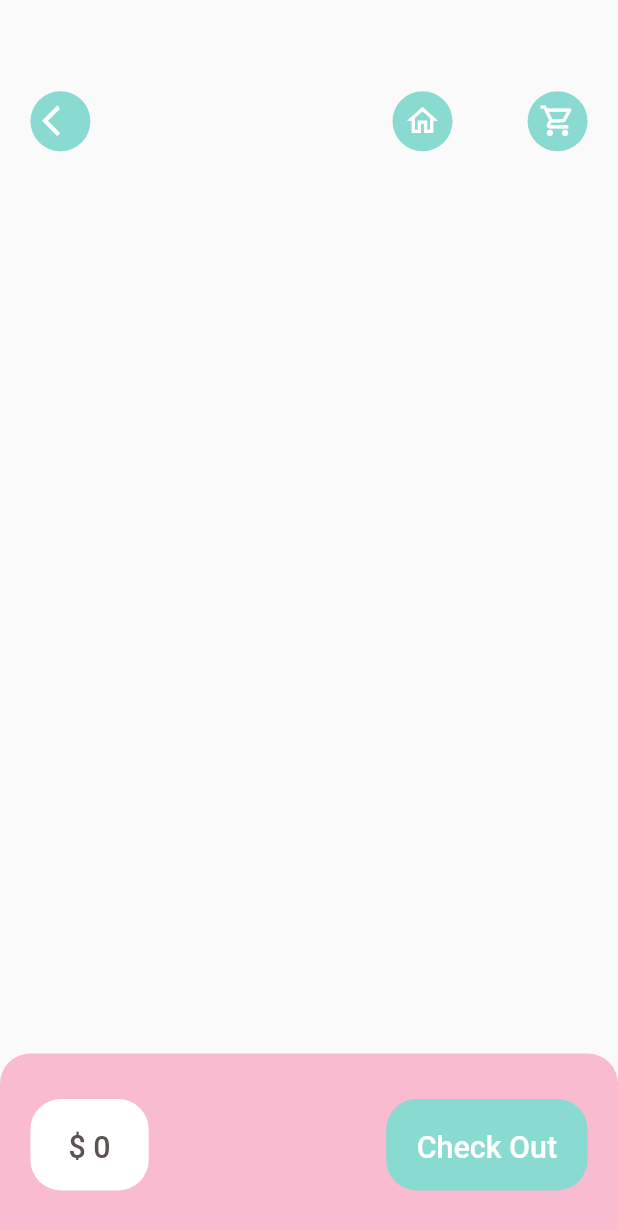
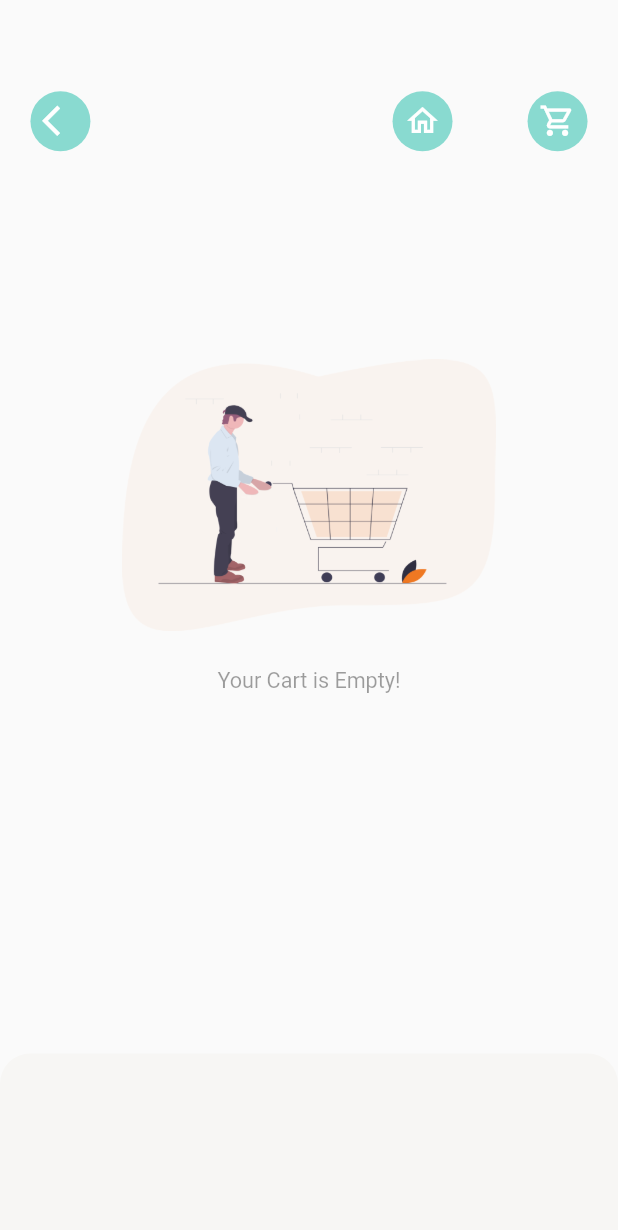
Before and after one commit to Cotamor/food-delivery-app, a Flutter app: the CartPage screen opened by its route, on a phone screen of 412 x 824 dp. Shown: the top 1230 px of the screen. Run offline on Flutter 3.47's test engine with Material 2 defaults, Android fonts, the phone set to English and light mode, and no system bars; our stand-ins replace dots_indicator, get, shared_preferences; accounts and stored records are empty; network calls fail.

Commit message:
step-11(NoDataPage)

```diff
--- /dev/null
+++ b/lib/base/no_data_page.dart
@@ -0,0 +1,37 @@
+import 'package:flutter/material.dart';
+
+class NoDataPage extends StatelessWidget {
+  final String text;
+  final String imgPath;
+  const NoDataPage({
+    Key? key,
+    required this.text,
+    this.imgPath = 'assets/image/empty_cart.png',
+  }) : super(key: key);
+
+  @override
+  Widget build(BuildContext context) {
+    return Column(
+      mainAxisAlignment: MainAxisAlignment.center,
+      crossAxisAlignment: CrossAxisAlignment.stretch,
+      children: [
+        Image.asset(
+          imgPath,
+          height: MediaQuery.of(context).size.height * 0.22,
+          width: MediaQuery.of(context).size.width * 0.22,
+        ),
+        SizedBox(
+          height: MediaQuery.of(context).size.height * 0.03,
+        ),
+        Text(
+          text,
+          style: TextStyle(
+            fontSize: MediaQuery.of(context).size.height * 0.0175,
+            color: Theme.of(context).disabledColor,
+          ),
+          textAlign: TextAlign.center,
+        ),
+      ],
+    );
+  }
+}
--- a/lib/controllers/popular_product_controller.dart
+++ b/lib/controllers/popular_product_controller.dart
@@ -97,9 +97,9 @@ class PopularProductController extends GetxController {
     _inCartItems = _cart.getQuantity(product);
 
     // for test purpose, print out what is inside the cart?
-    _cart.items.forEach((key, value) {
-      // print('Name:${value.name}, Id: ${value.id}, Quantity: ${value.quantity}');
-    });
+    // _cart.items.forEach((key, value) {
+    // print('Name:${value.name}, Id: ${value.id}, Quantity: ${value.quantity}');
+    // });
     //
 
     update();
--- a/lib/data/repository/cart_repo.dart
+++ b/lib/data/repository/cart_repo.dart
@@ -13,6 +13,7 @@ class CartRepo {
   void addToCartList(List<CartModel> cartList) async {
     // prefs.remove(AppConstants.cartList);
     // prefs.remove(AppConstants.cartHistoryList);
+    // return;
     var time = DateTime.now().toString();
     cart = [];
     // convert objects to string because sharedpreferences only accept string.
@@ -30,7 +31,7 @@ class CartRepo {
     List<String> carts = [];
     if (prefs.containsKey(AppConstants.cartList)) {
       carts = prefs.getStringList(AppConstants.cartList)!;
-      print('Inside getCartList : $carts');
+      // print('Inside getCartList : $carts');
     }
     // List<String> to json using jsonDecode() method, json to List<CartModel> using fromJson method!
     List<CartModel> cartList = [];
--- a/lib/pages/cart/cart_page.dart
+++ b/lib/pages/cart/cart_page.dart
@@ -2,6 +2,7 @@ import 'package:flutter/material.dart';
 import 'package:food_deli/Utils/app_constants.dart';
 import 'package:food_deli/Utils/colors.dart';
 import 'package:food_deli/Utils/dimentions.dart';
+import 'package:food_deli/base/no_data_page.dart';
 import 'package:food_deli/controllers/cart_controller.dart';
 import 'package:food_deli/controllers/popular_product_controller.dart';
 import 'package:food_deli/controllers/recommended_product_controller.dart';
@@ -62,7 +63,10 @@ class CartPage extends StatelessWidget {
             ),
           ),
           // List of Items in the Cart
-          Positioned(
+          GetBuilder<CartController>(
+            builder: (_cartController) {
+              return _cartController.getItems.isNotEmpty
+                  ? Positioned(
                       top: Dimentions.height20 * 5,
                       left: Dimentions.width20,
                       right: Dimentions.width20,
@@ -99,8 +103,18 @@ class CartPage extends StatelessWidget {
                                                 var recommendedIndex = Get.find<RecommendedProductController>()
                                                     .recommendedProductList
                                                     .indexOf(_cartList[index].product);
+                                                if (recommendedIndex < 0) {
+                                                  Get.snackbar(
+                                                    'History Product',
+                                                    'Product view is not available for history product!',
+                                                    backgroundColor: Colors.red.shade300,
+                                                    colorText: Colors.white,
+                                                  );
+                                                } else {
                                                   // Navigate to RecommendedFoodDetailPage
-                                      Get.toNamed(RouteHelper.getRecommendedFood(recommendedIndex, 'cart-page'));
+                                                  Get.toNamed(
+                                                      RouteHelper.getRecommendedFood(recommendedIndex, 'cart-page'));
+                                                }
                                               }
                                             },
                                             child: Container(
@@ -110,7 +124,8 @@ class CartPage extends StatelessWidget {
                                                 borderRadius: BorderRadius.circular(Dimentions.radius20),
                                                 color: Colors.white,
                                                 image: DecorationImage(
-                                          image: NetworkImage(AppConstants.uploadURL + controller.getItems[index].img!),
+                                                    image: NetworkImage(
+                                                        AppConstants.uploadURL + controller.getItems[index].img!),
                                                     fit: BoxFit.cover),
                                               ),
                                             ),
@@ -139,7 +154,8 @@ class CartPage extends StatelessWidget {
                                                       // Add or Reduce button
                                                       Container(
                                                           padding: EdgeInsets.symmetric(
-                                                    horizontal: Dimentions.width10, vertical: Dimentions.height10),
+                                                              horizontal: Dimentions.width10,
+                                                              vertical: Dimentions.height10),
                                                           decoration: BoxDecoration(
                                                             borderRadius: BorderRadius.circular(Dimentions.radius20),
                                                             color: Colors.white,
@@ -184,6 +200,9 @@ class CartPage extends StatelessWidget {
                               },
                             )),
                       ),
+                    )
+                  : const NoDataPage(text: 'Your Cart is Empty!');
+            },
           ),
         ],
       ),
@@ -197,13 +216,15 @@ class CartPage extends StatelessWidget {
             right: Dimentions.width20,
           ),
           decoration: BoxDecoration(
-            color: Colors.pink.shade100,
+            color: AppColors.buttonBackgroundColor,
             borderRadius: BorderRadius.only(
               topLeft: Radius.circular(Dimentions.radius20),
               topRight: Radius.circular(Dimentions.radius20),
             ),
           ),
-          child: Row(
+          child: cartController.getItems.isEmpty
+              ? Container()
+              : Row(
                   mainAxisAlignment: MainAxisAlignment.spaceBetween,
                   children: [
                     Container(
@@ -226,7 +247,7 @@ class CartPage extends StatelessWidget {
                       onTap: () {
                         // popularProduct.addItem(product);
                         cartController.addToHistoryAndClearCart();
-                  Get.toNamed(RouteHelper.checkoutPage);
+                        // Get.toNamed(RouteHelper.checkoutPage);
                       },
                       child: Container(
                         padding: EdgeInsets.symmetric(horizontal: Dimentions.width20, vertical: Dimentions.height20),
--- a/lib/pages/home/home_page.dart
+++ b/lib/pages/home/home_page.dart
@@ -1,6 +1,6 @@
 import 'package:flutter/material.dart';
 import 'package:food_deli/Utils/colors.dart';
-import 'package:food_deli/pages/checkout/cart_history.dart';
+import 'package:food_deli/pages/cart/cart_history.dart';
 import 'package:food_deli/pages/home/main_food_page.dart';
 import 'package:get/get.dart';
 
--- a/lib/routes/route_helper.dart
+++ b/lib/routes/route_helper.dart
@@ -1,5 +1,5 @@
 import 'package:food_deli/pages/cart/cart_page.dart';
-import 'package:food_deli/pages/checkout/cart_history.dart';
+import 'package:food_deli/pages/cart/cart_history.dart';
 import 'package:food_deli/pages/food/popular_food_detail.dart';
 import 'package:food_deli/pages/food/recommended_food_detail.dart';
 import 'package:food_deli/pages/home/home_page.dart';
--- a/pubspec.yaml
+++ b/pubspec.yaml
@@ -37,6 +37,7 @@ dependencies:
   dots_indicator: ^2.1.0
   get: ^4.6.1
   shared_preferences: ^2.0.13
+  intl: ^0.17.0
 
 dev_dependencies:
   flutter_test:
```
Also changed, not shown: lib/controllers/cart_controller.dart (+10 -10 lines), lib/pages/cart/cart_history.dart (added, +188 -0 lines), lib/pages/checkout/cart_history.dart (deleted, +0 -144 lines), lib/pages/food/popular_food_detail.dart (+4 -3 lines), lib/pages/food/recommended_food_detail.dart (+4 -4 lines), pubspec.lock. Lines whose indentation alone changed are shown as unchanged.
